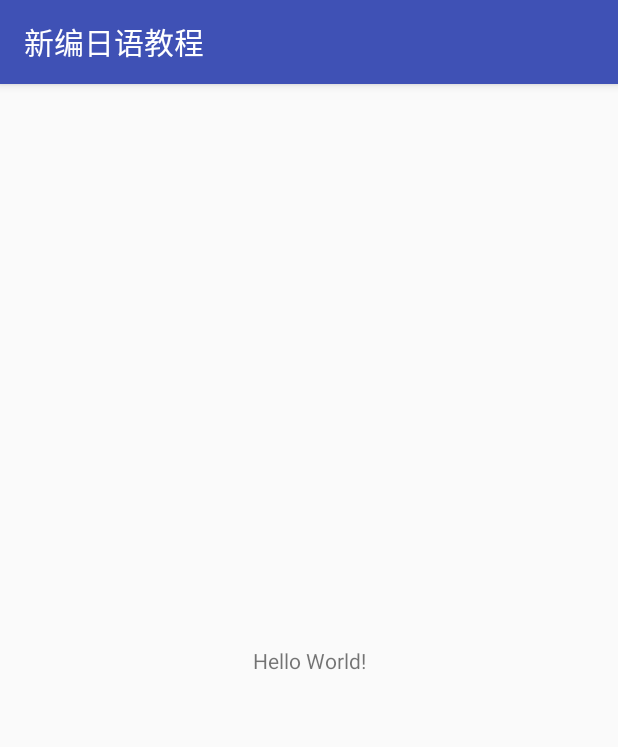
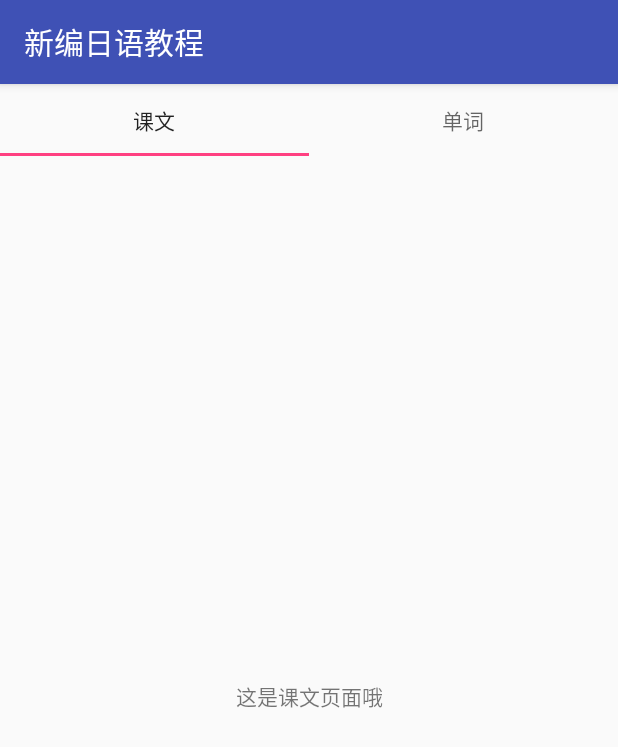
Before and after one commit to ipk2015/newBianJapanese, an Android app: the screen it shows after launch (MainActivity), on a phone screen of 412 x 824 dp. Shown: the top 747 px of the screen. Run offline under Robolectric (Android 15) with nearby library versions, the phone set to English and light mode, and no system bars.

Commit message:
布局完成

```diff
--- a/app/build.gradle
+++ b/app/build.gradle
@@ -21,6 +21,7 @@ android {
 dependencies {
     implementation fileTree(dir: 'libs', include: ['*.jar'])
     implementation 'com.android.support:appcompat-v7:26.1.0'
+    implementation 'com.android.support:design:26.1.0'
     implementation 'com.android.support.constraint:constraint-layout:1.1.1'
     testImplementation 'junit:junit:4.12'
     androidTestImplementation 'com.android.support.test:runner:1.0.2'
--- a/app/src/main/java/com/ipk/newbianjapanese/MainActivity.java
+++ b/app/src/main/java/com/ipk/newbianjapanese/MainActivity.java
@@ -1,15 +1,54 @@
 package com.ipk.newbianjapanese;
 
+import android.os.Bundle;
+import android.support.design.widget.TabLayout;
+import android.support.v4.app.Fragment;
+import android.support.v4.app.FragmentPagerAdapter;
+import android.support.v4.view.ViewPager;
 import android.support.v7.app.AppCompatActivity;
-import android.os.Bundle;
-import android.util.Log;
+
+import java.util.ArrayList;
+import java.util.List;
+
 
 public class MainActivity extends AppCompatActivity {
-
+    private TabLayout tabLayout;
+    private ViewPager viewPager;
+    List<MyPageModel> layoutList = new ArrayList<>();
+    {
+        layoutList.add(new MyPageModel(R.layout.layout_passage,R.string.tab_title_passage));
+        layoutList.add(new MyPageModel(R.layout.layout_words,R.string.tab_title_words));
+    }
     @Override
     protected void onCreate(Bundle savedInstanceState) {
         super.onCreate(savedInstanceState);
         setContentView(R.layout.activity_main);
-        Log.e("fyp","hehe");
+
+        tabLayout = this.<TabLayout>findViewById(R.id.tabLayout);
+        viewPager = this.<ViewPager>findViewById(R.id.viewPager);
+        init();
+    }
+
+    private void init(){
+        viewPager.setAdapter(new FragmentPagerAdapter(getSupportFragmentManager()) {
+            @Override
+            public Fragment getItem(int position) {
+                Fragment fragment = MyFragment.newInstance(layoutList.get(position).layoutRes);
+                return fragment;
+            }
+
+            @Override
+            public CharSequence getPageTitle(int position) {
+                return getString(layoutList.get(position).titleRes);
+            }
+
+            @Override
+            public int getCount() {
+                return layoutList.size();
+            }
+        });
+
+        tabLayout.setupWithViewPager(viewPager);
+
     }
 }
--- /dev/null
+++ b/app/src/main/java/com/ipk/newbianjapanese/MyFragment.java
@@ -0,0 +1,36 @@
+package com.ipk.newbianjapanese;
+
+import android.os.Bundle;
+import android.support.annotation.LayoutRes;
+import android.support.annotation.Nullable;
+import android.support.v4.app.Fragment;
+import android.view.LayoutInflater;
+import android.view.View;
+import android.view.ViewGroup;
+
+public class MyFragment extends Fragment {
+    @LayoutRes int mainLayoutRes;
+    public static MyFragment newInstance(@LayoutRes int layoutRes){
+        MyFragment fragment = new MyFragment();
+        Bundle args = new Bundle();
+        args.putInt("mainLayoutRes",layoutRes);
+        fragment.setArguments(args);
+        return fragment;
+    }
+
+    @Override
+    public void onCreate(@Nullable Bundle savedInstanceState) {
+        super.onCreate(savedInstanceState);
+        Bundle arguments = getArguments();
+        if(null != arguments){
+            mainLayoutRes = arguments.getInt("mainLayoutRes");
+        }
+    }
+
+    @Nullable
+    @Override
+    public View onCreateView(LayoutInflater inflater, @Nullable ViewGroup container, @Nullable Bundle savedInstanceState) {
+        View view = inflater.inflate(mainLayoutRes,container,false);
+        return view;
+    }
+}
--- /dev/null
+++ b/app/src/main/java/com/ipk/newbianjapanese/MyPageModel.java
@@ -0,0 +1,14 @@
+package com.ipk.newbianjapanese;
+
+import android.support.annotation.LayoutRes;
+import android.support.annotation.StringRes;
+
+public class MyPageModel {
+    @LayoutRes int layoutRes;
+    @StringRes int titleRes;
+
+    MyPageModel(@LayoutRes int layoutRes,@StringRes int titleRes){
+        this.layoutRes = layoutRes;
+        this.titleRes = titleRes;
+    }
+}
--- /dev/null
+++ b/app/src/main/java/com/ipk/newbianjapanese/MyViewPagerAdapter.java
@@ -0,0 +1,35 @@
+package com.ipk.newbianjapanese;
+
+import android.support.v4.app.Fragment;
+import android.support.v4.app.FragmentManager;
+import android.support.v4.app.FragmentPagerAdapter;
+
+import java.util.ArrayList;
+import java.util.List;
+
+public class MyViewPagerAdapter extends FragmentPagerAdapter {
+    List<MyPageModel> layoutList = new ArrayList<>();
+    {
+        layoutList.add(new MyPageModel(R.layout.layout_passage,R.string.tab_title_passage));
+        layoutList.add(new MyPageModel(R.layout.layout_words,R.string.tab_title_words));
+    }
+    public MyViewPagerAdapter(FragmentManager fm) {
+        super(fm);
+    }
+
+    @Override
+    public Fragment getItem(int position) {
+        Fragment fragment = MyFragment.newInstance(layoutList.get(position).layoutRes);
+        return fragment;
+    }
+
+    @Override
+    public CharSequence getPageTitle(int position) {
+        return "";
+    }
+
+    @Override
+    public int getCount() {
+        return layoutList.size();
+    }
+}
--- a/app/src/main/res/layout/activity_main.xml
+++ b/app/src/main/res/layout/activity_main.xml
@@ -1,19 +1,20 @@
 <?xml version="1.0" encoding="utf-8"?>
-<android.support.constraint.ConstraintLayout
+<LinearLayout
     xmlns:android="http://schemas.android.com/apk/res/android"
-    xmlns:app="http://schemas.android.com/apk/res-auto"
     xmlns:tools="http://schemas.android.com/tools"
     android:layout_width="match_parent"
     android:layout_height="match_parent"
-    tools:context="com.ipk.newbianjapanese.MainActivity">
+    tools:context="com.ipk.newbianjapanese.MainActivity"
+    android:orientation="vertical">
 
-    <TextView
-        android:layout_width="wrap_content"
-        android:layout_height="wrap_content"
-        android:text="Hello World!"
-        app:layout_constraintBottom_toBottomOf="parent"
-        app:layout_constraintLeft_toLeftOf="parent"
-        app:layout_constraintRight_toRightOf="parent"
-        app:layout_constraintTop_toTopOf="parent"/>
+    <android.support.design.widget.TabLayout
+        android:id="@+id/tabLayout"
+        android:layout_width="match_parent"
+        android:layout_height="wrap_content"/>
 
-</android.support.constraint.ConstraintLayout>
+    <android.support.v4.view.ViewPager
+        android:id="@+id/viewPager"
+        android:layout_width="match_parent"
+        android:layout_height="match_parent"/>
+
+</LinearLayout>
--- /dev/null
+++ b/app/src/main/res/layout/layout_passage.xml
@@ -0,0 +1,16 @@
+<?xml version="1.0" encoding="utf-8"?>
+<android.support.constraint.ConstraintLayout
+    xmlns:android="http://schemas.android.com/apk/res/android"
+    android:layout_width="match_parent"
+    android:layout_height="match_parent"
+    xmlns:app="http://schemas.android.com/apk/res-auto">
+<TextView
+    android:layout_width="wrap_content"
+    android:layout_height="wrap_content"
+    android:text="这是课文页面哦"
+    app:layout_constraintLeft_toLeftOf="parent"
+    app:layout_constraintRight_toRightOf="parent"
+    app:layout_constraintTop_toTopOf="parent"
+    app:layout_constraintBottom_toBottomOf="parent"
+    />
+</android.support.constraint.ConstraintLayout>
--- /dev/null
+++ b/app/src/main/res/layout/layout_words.xml
@@ -0,0 +1,15 @@
+<?xml version="1.0" encoding="utf-8"?>
+<android.support.constraint.ConstraintLayout
+    xmlns:android="http://schemas.android.com/apk/res/android"
+    android:layout_width="match_parent"
+    android:layout_height="match_parent"
+    xmlns:app="http://schemas.android.com/apk/res-auto">
+    <TextView
+        android:layout_width="wrap_content"
+        android:layout_height="wrap_content"
+        android:text="这是单词页面哦"
+        app:layout_constraintLeft_toLeftOf="parent"
+        app:layout_constraintRight_toRightOf="parent"
+        app:layout_constraintTop_toTopOf="parent"
+        app:layout_constraintBottom_toBottomOf="parent"/>
+</android.support.constraint.ConstraintLayout>
--- a/app/src/main/res/values/strings.xml
+++ b/app/src/main/res/values/strings.xml
@@ -1,3 +1,6 @@
 <resources>
     <string name="app_name">新编日语教程</string>
+    <string name="tab_title_passage">课文</string>
+    <string name="tab_title_words">单词</string>
+
 </resources>
```
Also changed, not shown: 1 other file.
